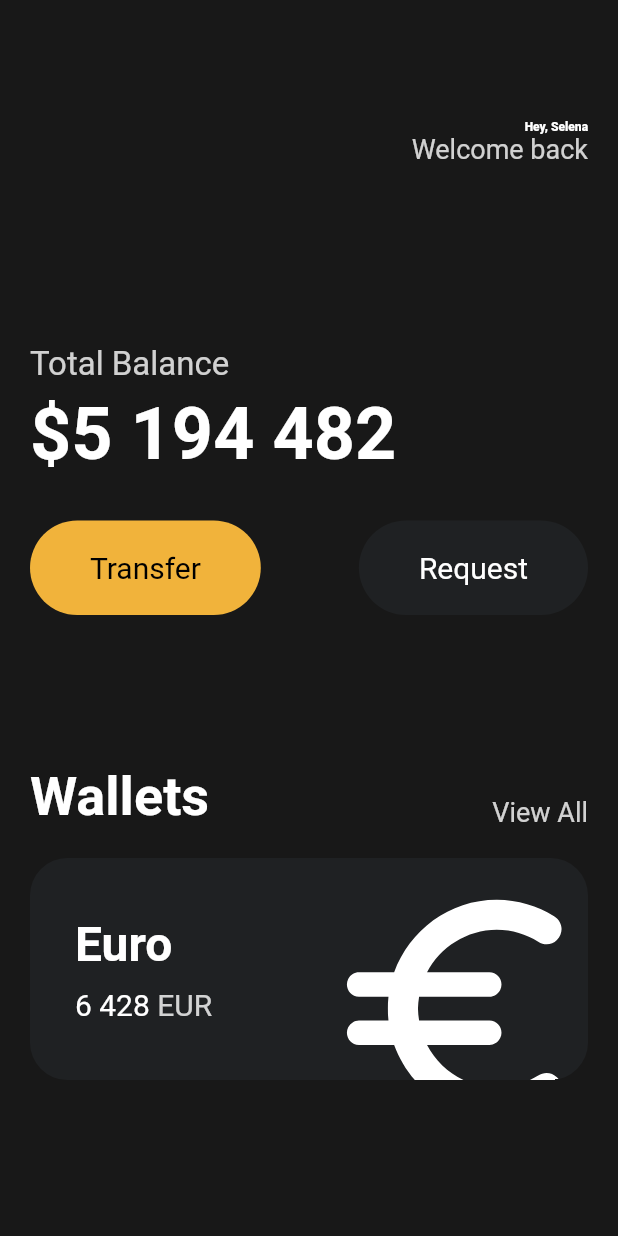
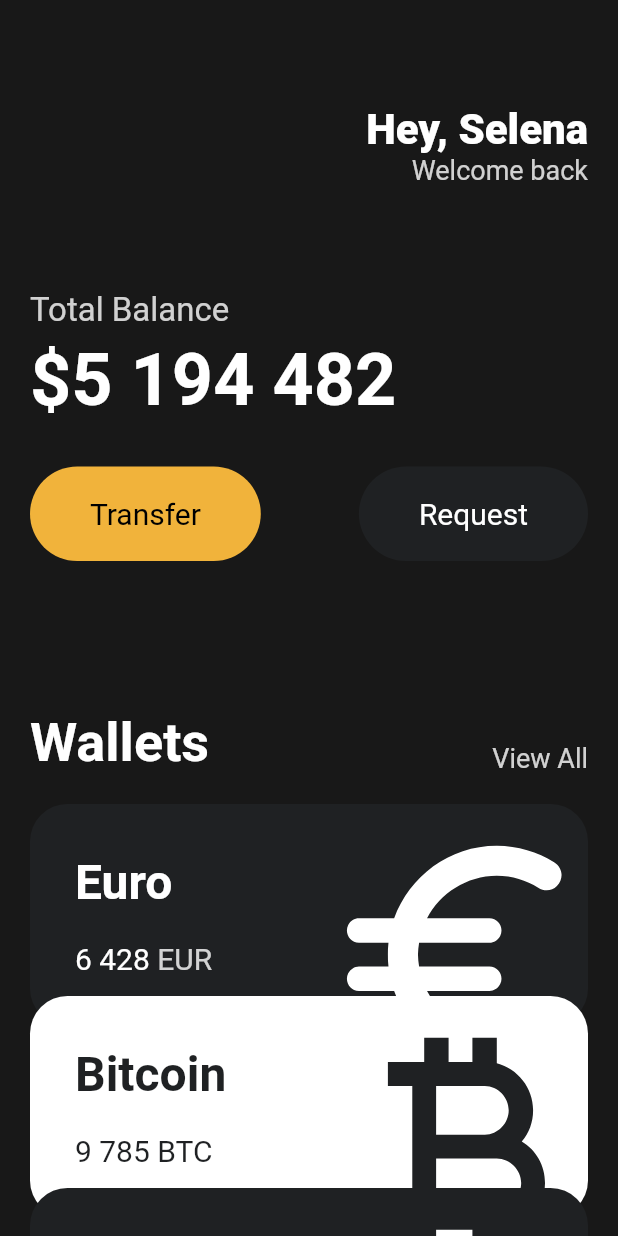
Before and after one commit to wnal4634/flutter_second_practice, a Flutter app: the screen it shows after launch, on a phone screen of 412 x 824 dp. Run offline on Flutter 3.47's test engine with Material 2 defaults, Android fonts, the phone set to English and light mode, and no system bars.

Commit message:
디자인 끝

```diff
--- a/lib/main.dart
+++ b/lib/main.dart
@@ -1,5 +1,6 @@
 import 'package:flutter/material.dart';
 import 'package:toonflix/widgets/Button.dart';
+import 'package:toonflix/widgets/currency_card.dart';
 
 void main() {
   runApp(const App());
@@ -23,7 +24,7 @@ class App extends StatelessWidget {
               crossAxisAlignment: CrossAxisAlignment.start,
               children: [
                 const SizedBox(
-                  height: 80,
+                  height: 70,
                 ),
                 Row(
                   mainAxisAlignment: MainAxisAlignment.end,
@@ -35,7 +36,7 @@ class App extends StatelessWidget {
                           'Hey, Selena',
                           style: TextStyle(
                             color: Colors.white,
-                            fontSize: 8,
+                            fontSize: 28,
                             fontWeight: FontWeight.w800,
                           ),
                         ),
@@ -51,7 +52,7 @@ class App extends StatelessWidget {
                   ],
                 ),
                 const SizedBox(
-                  height: 120,
+                  height: 70,
                 ),
                 Text(
                   'Total Balance',
@@ -115,68 +116,29 @@ class App extends StatelessWidget {
                 const SizedBox(
                   height: 20,
                 ),
-                Container(
-                  clipBehavior: Clip.hardEdge,
-                  decoration: BoxDecoration(
-                    color: const Color(0xFF1F2123),
-                    borderRadius: BorderRadius.circular(25),
-                  ),
-                  child: Padding(
-                    padding: const EdgeInsets.all(30),
-                    child: Row(
-                      mainAxisAlignment: MainAxisAlignment.spaceBetween,
-                      children: [
-                        Column(
-                          crossAxisAlignment: CrossAxisAlignment.start,
-                          children: [
-                            const Text(
-                              'Euro',
-                              style: TextStyle(
-                                color: Colors.white,
-                                fontSize: 32,
-                                fontWeight: FontWeight.w600,
-                              ),
-                            ),
-                            const SizedBox(
-                              height: 10,
-                            ),
-                            Row(
-                              children: [
-                                const Text(
-                                  '6 428',
-                                  style: TextStyle(
-                                    color: Colors.white,
-                                    fontSize: 20,
-                                  ),
-                                ),
-                                const SizedBox(
-                                  width: 5,
-                                ),
-                                Text(
-                                  'EUR',
-                                  style: TextStyle(
-                                    color: Colors.white.withOpacity(0.8),
-                                    fontSize: 20,
-                                  ),
-                                ),
-                              ],
-                            )
-                          ],
-                        ),
-                        Transform.scale(
-                          scale: 2.2,
-                          child: Transform.translate(
-                            offset: const Offset(-5, 12),
-                            child: const Icon(
-                              Icons.euro_rounded,
-                              color: Colors.white,
-                              size: 88,
-                            ),
-                          ),
-                        ),
-                      ],
-                    ),
-                  ),
+                const CurrencyCard(
+                  name: 'Euro',
+                  code: 'EUR',
+                  amount: '6 428',
+                  icon: Icons.euro_rounded,
+                  isInverted: false,
+                  order: 1,
+                ),
+                const CurrencyCard(
+                  name: 'Bitcoin',
+                  code: 'BTC',
+                  amount: '9 785',
+                  icon: Icons.currency_bitcoin,
+                  isInverted: true,
+                  order: 2,
+                ),
+                const CurrencyCard(
+                  name: 'Dollar',
+                  code: 'USD',
+                  amount: '428',
+                  icon: Icons.attach_money,
+                  isInverted: false,
+                  order: 3,
                 ),
               ],
             ),
--- /dev/null
+++ b/lib/widgets/currency_card.dart
@@ -0,0 +1,96 @@
+import 'package:flutter/material.dart';
+
+class CurrencyCard extends StatelessWidget {
+  final String name, code, amount;
+  final IconData icon;
+  final bool isInverted;
+  final double order;
+
+  final _blackColor = const Color(0xFF1F2123); // _(언더바)는 private하게 쓰겠다는 뜻.
+
+  const CurrencyCard({
+    super.key,
+    required this.name,
+    required this.code,
+    required this.amount,
+    required this.icon,
+    required this.isInverted,
+    required this.order,
+  });
+
+  @override
+  Widget build(BuildContext context) {
+    return Transform.translate(
+      offset: Offset(0, (order - 1) * -20),
+      child: Container(
+        clipBehavior: Clip.hardEdge, // 박스 밖으로 빠진 아이콘 안 보이게.
+        decoration: BoxDecoration(
+          color: isInverted ? Colors.white : _blackColor,
+          borderRadius: BorderRadius.circular(25),
+        ),
+        child: Padding(
+          padding: const EdgeInsets.all(30),
+          child: Row(
+            mainAxisAlignment: MainAxisAlignment.spaceBetween,
+            children: [
+              Column(
+                crossAxisAlignment: CrossAxisAlignment.start,
+                children: [
+                  Text(
+                    name,
+                    style: TextStyle(
+                      color: isInverted ? _blackColor : Colors.white,
+                      fontSize: 32,
+                      fontWeight: FontWeight.w600,
+                    ),
+                  ),
+                  const SizedBox(
+                    height: 20,
+                  ),
+                  Row(
+                    children: [
+                      Text(
+                        amount,
+                        style: TextStyle(
+                          color: isInverted ? _blackColor : Colors.white,
+                          fontSize: 20,
+                        ),
+                      ),
+                      const SizedBox(
+                        width: 5,
+                      ),
+                      Text(
+                        code,
+                        style: TextStyle(
+                          color: isInverted
+                              ? _blackColor
+                              : Colors.white.withOpacity(0.8),
+                          fontSize: 20,
+                        ),
+                      ),
+                    ],
+                  )
+                ],
+              ),
+              Transform.scale(
+                // 아이콘 사이즈 조절, 부모 크기에 영향 x
+                scale: 2.2,
+                child: Transform.translate(
+                  offset: const Offset(
+                    -5,
+                    12,
+                  ),
+                  child: Icon(
+                    icon,
+                    color: isInverted ? _blackColor : Colors.white,
+                    size: 88,
+                  ),
+                ),
+              )
+            ],
+          ),
+        ),
+      ),
+    );
+  }
+}
```
